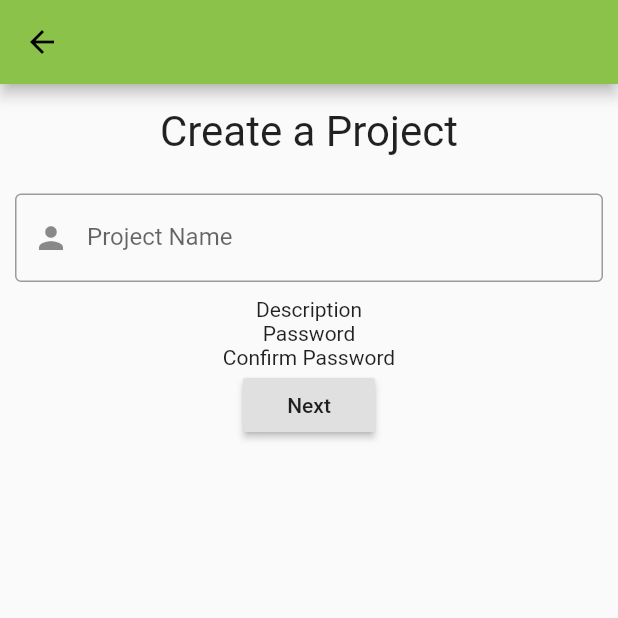
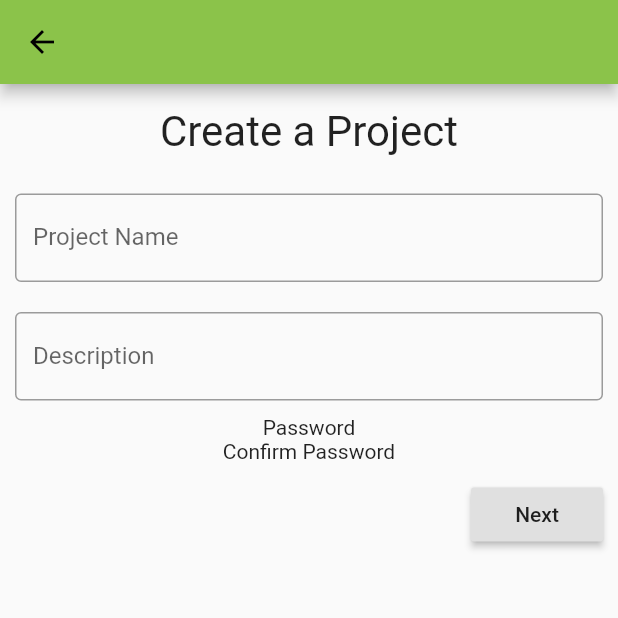
Before and after one commit to yashodgayashan/Behavioural-Science-Lab-Mobile-App, a Flutter app: the SignUp screen opened directly, on a phone screen of 412 x 824 dp, the top half of it. Run offline on Flutter 3.47's test engine with Material 2 defaults, Android fonts, the phone set to English and light mode, and no system bars; Roboto replaces fonts that are missing (NeuzeitSBook).

Commit message:
Added raised button on create project screen

```diff
--- a/lib/screens/create_project.dart
+++ b/lib/screens/create_project.dart
@@ -7,6 +7,7 @@ class SignUp extends StatefulWidget {
 
 class _SignUpState extends State<SignUp> {
   TextEditingController projectNameController = TextEditingController();
+  TextEditingController projectDescriptionController = TextEditingController();
 
   @override
   Widget build(BuildContext context) {
@@ -33,18 +34,32 @@ class _SignUpState extends State<SignUp> {
                     }
                   },
                   decoration: InputDecoration(
-                    prefixIcon: Icon(Icons.person),
                     border: OutlineInputBorder(),
                     labelText: 'Project Name',
                   ),
                 ),
               ),
-              Text("Description"),
+              Padding(
+                padding: const EdgeInsets.all(10.0),
+                child: TextFormField(
+                  controller: projectDescriptionController,
+                  decoration: InputDecoration(
+                    border: OutlineInputBorder(),
+                    labelText: 'Description',
+                  ),
+                ),
+              ),
               Text("Password"),
               Text("Confirm Password"),
-              RaisedButton(
-                onPressed: () {},
-                child: Text("Next"),
+              Align(
+                alignment: Alignment.bottomRight,
+                child: Padding(
+                  padding: const EdgeInsets.all(10.0),
+                  child: RaisedButton(
+                    onPressed: () {},
+                    child: Text("Next"),
+                  ),
+                ),
               ),
             ],
           ),
```
Also changed, not shown: lib/screens/login_page.dart (+14 -3 lines).
